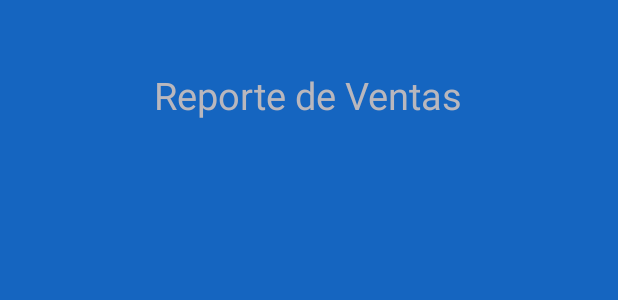
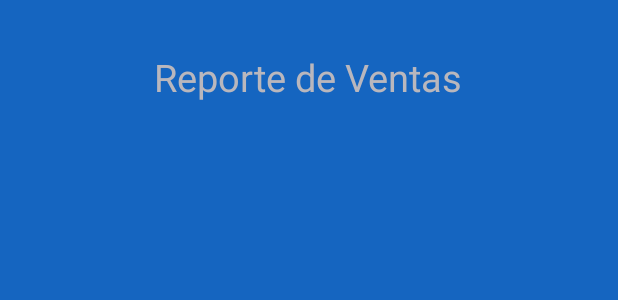
Before and after one commit to glat91/SaleSuit, an Android app: the layout fragment_sales.xml on its own in the app's theme, with its tools: preview values and no code run, on a phone screen of 412 x 824 dp. Shown: the top 300 px of the screen. Run offline under Robolectric (Android 15) with nearby library versions, the phone set to English and light mode, and no system bars.

Commit message:
Error repair

```diff
--- a/app/src/main/res/layout/fragment_sales.xml
+++ b/app/src/main/res/layout/fragment_sales.xml
@@ -10,25 +10,26 @@
 
     <TextView
         android:id="@+id/txt_titleSales"
-        android:textSize="25sp"
-        android:textColor="@color/gray_high"
         android:layout_width="wrap_content"
         android:layout_height="wrap_content"
         android:text="Reporte de Ventas"
+        android:textColor="@color/gray_high"
+        android:textSize="25sp"
         app:layout_constraintBottom_toBottomOf="parent"
         app:layout_constraintEnd_toEndOf="parent"
-        app:layout_constraintHorizontal_bias="0.498"
+        app:layout_constraintHorizontal_bias="0.497"
         app:layout_constraintStart_toStartOf="parent"
         app:layout_constraintTop_toTopOf="parent"
-        app:layout_constraintVertical_bias="0.058" />
+        app:layout_constraintVertical_bias="0.043" />
 
     <androidx.recyclerview.widget.RecyclerView
         android:id="@+id/rv_salesSales"
         android:layout_width="382dp"
-        android:layout_height="641dp"
+        android:layout_height="597dp"
         app:layout_constraintBottom_toBottomOf="parent"
         app:layout_constraintEnd_toEndOf="parent"
-        app:layout_constraintHorizontal_bias="0.5"
+        app:layout_constraintHorizontal_bias="0.551"
         app:layout_constraintStart_toStartOf="parent"
-        app:layout_constraintTop_toBottomOf="@+id/txt_titleSales" />
+        app:layout_constraintTop_toBottomOf="@+id/txt_titleSales"
+        app:layout_constraintVertical_bias="0.428" />
 </androidx.constraintlayout.widget.ConstraintLayout>
```
Also changed, not shown: app/src/main/res/layout/item_sales.xml (+4 -4 lines).
